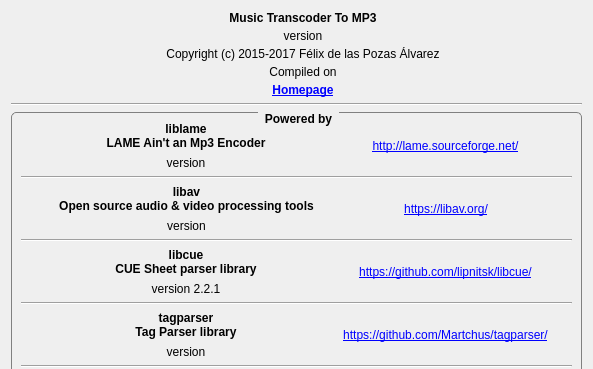
First picture: the form in AboutDialog.ui, repository FelixdelasPozas/transcodertomp3, before the edit; both pictures show x 0 to 593 and y 0 to 369 of the 593 by 705 pixel window.
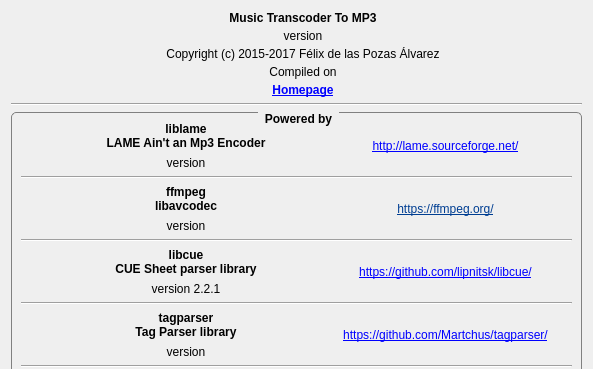
Second picture: the form after the edit. Icons and pictures are not drawn. Custom widgets are drawn as their Qt base class.

Commit message: Migrated from libav to ffmpeg. Removed custom io.

Patch:
```diff
--- a/AboutDialog.ui
+++ b/AboutDialog.ui
@@ -310,8 +310,8 @@
                </font>
               </property>
               <property name="text">
-               <string>libav
-Open source audio &amp; video processing tools</string>
+               <string>ffmpeg
+libavcodec</string>
               </property>
               <property name="alignment">
                <set>Qt::AlignmentFlag::AlignCenter</set>
@@ -333,7 +333,7 @@
           <item>
            <widget class="QLabel" name="label_13">
             <property name="text">
-             <string>&lt;a href=&quot;https://libav.org/&quot;&gt;https://libav.org/&lt;/a&gt;</string>
+             <string>&lt;html&gt;&lt;head/&gt;&lt;body&gt;&lt;p&gt;&lt;a href=&quot;https://ffmpeg.org/&quot;&gt;&lt;span style=&quot; text-decoration: underline; color:#003e92;&quot;&gt;https://ffmpeg.org/&lt;/span&gt;&lt;/a&gt;&lt;/p&gt;&lt;/body&gt;&lt;/html&gt;</string>
             </property>
             <property name="textFormat">
              <enum>Qt::TextFormat::RichText</enum>
```
Left out of the diff: 2 changed lines with no effect on the pictures. The commit also changes 12 other files.
